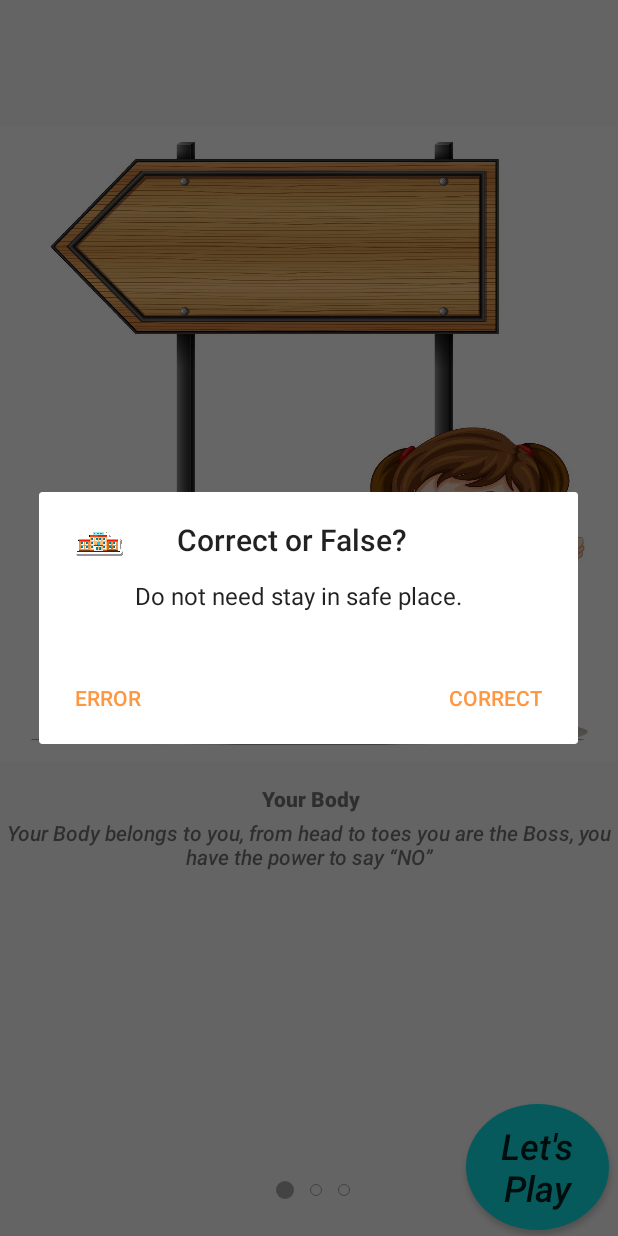
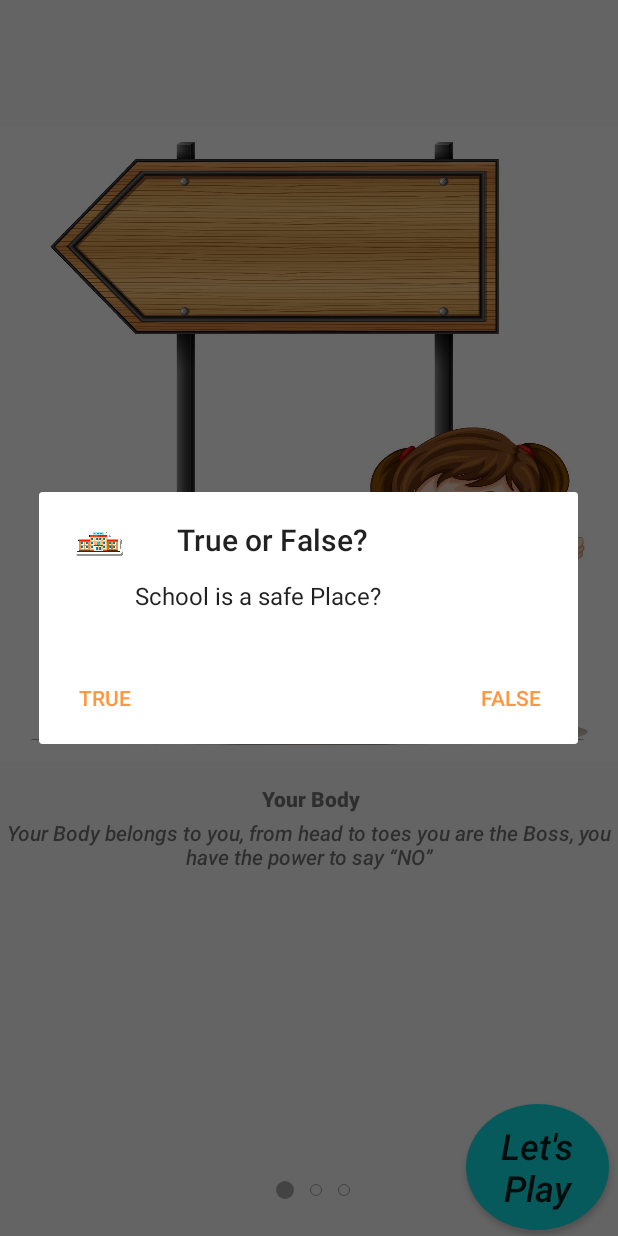
Before and after one commit to Leo9295/KidOZone, an Android app: the StaySafe screen opened directly, with no data from a screen before it, after a tap on "Let's Play", on a phone screen of 412 x 824 dp. Run offline under Robolectric (Android 15) with nearby library versions, the phone set to English and light mode, and no system bars.

Commit message:
Text and style fix

```diff
--- a/app/src/main/java/IE/D25/newlifeinau/StaySafe.java
+++ b/app/src/main/java/IE/D25/newlifeinau/StaySafe.java
@@ -83,22 +83,22 @@ public class StaySafe extends AppCompatActivity {
     private void showDialog() {
         AlertDialog.Builder builder = new AlertDialog.Builder(this);
         builder.setIcon(R.mipmap.school);
-        builder.setTitle("      Correct or False?");
-        builder.setMessage("          Do not need stay in safe place.");
-        builder.setPositiveButton("Correct",
+        builder.setTitle("      True or False?");
+        builder.setMessage("          School is a safe Place?");
+        builder.setPositiveButton("False",
                 new DialogInterface.OnClickListener() {
                     @Override
                     public void onClick(DialogInterface dialog, int which) {
                         Display display = getWindowManager().getDefaultDisplay();
                         int height = display.getHeight();
-                        Toast toast = Toast.makeText(StaySafe.this, "No, keep safe in school ", Toast.LENGTH_LONG);
+                        Toast toast = Toast.makeText(StaySafe.this, "No, School is Safe ", Toast.LENGTH_LONG);
                         toast.setGravity(Gravity.TOP, 0, 5 * (height / 8));
                         toast.show();
                         MediaPlayer mp = MediaPlayer.create(StaySafe.this, R.raw.tryagain);
                         mp.start();
                     }
                 });
-        builder.setNeutralButton("Error", new DialogInterface.OnClickListener() {
+        builder.setNeutralButton("True", new DialogInterface.OnClickListener() {
             @Override
             public void onClick(DialogInterface dialog, int which) {
                 Display display = getWindowManager().getDefaultDisplay();
--- a/app/src/main/java/IE/D25/newlifeinau/WantFitIn.java
+++ b/app/src/main/java/IE/D25/newlifeinau/WantFitIn.java
@@ -83,9 +83,9 @@ public class WantFitIn extends AppCompatActivity {
     private void showDialog() {
         AlertDialog.Builder builder = new AlertDialog.Builder(this);
         builder.setIcon(R.mipmap.school);
-        builder.setTitle("      Correct or False?");
+        builder.setTitle("      True or False?");
         builder.setMessage("          Play with other kids.");
-        builder.setPositiveButton("Correct",
+        builder.setPositiveButton("True",
                 new DialogInterface.OnClickListener() {
                     @Override
                     public void onClick(DialogInterface dialog, int which) {
@@ -98,7 +98,7 @@ public class WantFitIn extends AppCompatActivity {
                         mp.start();
                     }
                 });
-        builder.setNeutralButton("Error", new DialogInterface.OnClickListener() {
+        builder.setNeutralButton("False", new DialogInterface.OnClickListener() {
             @Override
             public void onClick(DialogInterface dialog, int which) {
                 Display display = getWindowManager().getDefaultDisplay();
--- a/app/src/main/res/drawable/button_style5.xml
+++ b/app/src/main/res/drawable/button_style5.xml
@@ -3,7 +3,7 @@
     xmlns:android="http://schemas.android.com/apk/res/android"
     android:shape="rectangle">
     <!-- 填充的颜色 -->
-    <solid android:color="#3D4988" />
+    <solid android:color="#FF8C00" />
     <!-- android:radius 弧形的半径 -->
     <!-- 设置按钮的四个角为弧形 -->
     <corners
--- a/app/src/main/res/layout/story.xml
+++ b/app/src/main/res/layout/story.xml
@@ -58,7 +58,7 @@
         android:layout_marginLeft="219dp"
         android:layout_marginTop="380dp"
         android:background="@drawable/button_style6"
-        android:text="Packing my Lunchbox"
+        android:text="My Lunchbox"
         android:textAllCaps="false"
         android:textColor="@color/colorPrimary"
         android:textSize="14sp" />
```
Also changed, not shown: app/src/main/java/IE/D25/newlifeinau/AskHelp.java (+4 -4 lines), app/src/main/java/IE/D25/newlifeinau/MakeFriend.java (+5 -5 lines), app/src/main/java/IE/D25/newlifeinau/NoBullying.java (+4 -4 lines), app/src/main/java/IE/D25/newlifeinau/PackageLunch.java (+5 -5 lines), app/src/main/res/layout/schoolmap.xml (+5 -5 lines).
